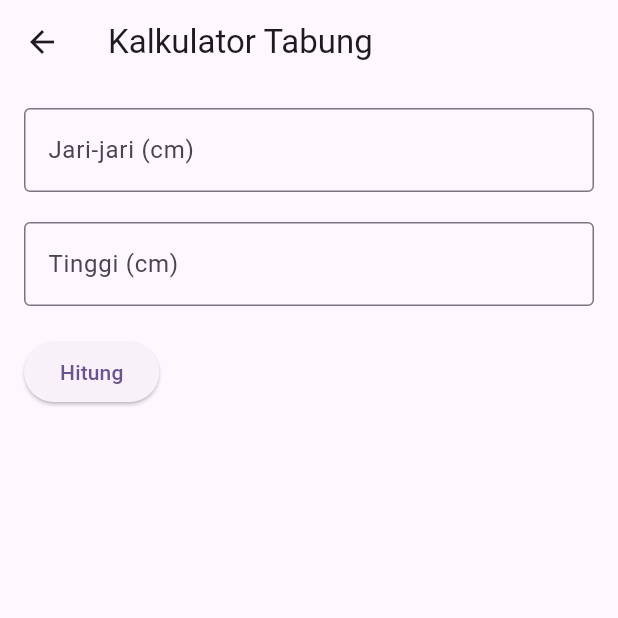
After one commit to SRP02/Belajar_Dicubit, a Flutter app: the LayarPilihanBangun screen opened directly, after a tap on "Tabung", on a phone screen of 412 x 824 dp, the top half of it. The commit adds this screen. Run offline on Flutter 3.47's test engine with Material 3 defaults, Android fonts, the phone set to English and light mode, and no system bars; our stand-ins replace flutter_bloc.

Commit message:
Feat:[PA] Kalkulator Bangun Ruang

```diff
--- /dev/null
+++ b/lib/bangunRuang_cubit/bangunRuang_cubit.dart
@@ -0,0 +1,70 @@
+import 'package:flutter/material.dart';
+import 'kubus.dart';
+import 'bola.dart';
+import 'tabung.dart';
+import 'kerucut.dart';
+
+
+class kalkulator_bangun_ruang extends StatelessWidget {
+  @override
+  Widget build(BuildContext context) {
+    return MaterialApp(
+      title: 'Kalkulator Bangun Ruang',
+      theme: ThemeData(
+        primarySwatch: Colors.green,
+      ),
+      home: LayarPilihanBangun(),
+    );
+  }
+}
+
+class LayarPilihanBangun extends StatelessWidget {
+  @override
+  Widget build(BuildContext context) {
+    return Scaffold(
+      appBar: AppBar(
+        title: Text('Kalkulator Bangun Ruang'),
+      ),
+      body: ListView(
+        children: <Widget>[
+          ListTile(
+            title: Text('Kubus'),
+            onTap: () {
+              Navigator.push(
+                context,
+                MaterialPageRoute(builder: (context) => LayarKubus()),
+              );
+            },
+          ),
+          ListTile(
+            title: Text('Bola'),
+            onTap: () {
+              Navigator.push(
+                context,
+                MaterialPageRoute(builder: (context) => LayarBola()),
+              );
+            },
+          ),
+          ListTile(
+            title: Text('Tabung'),
+            onTap: () {
+              Navigator.push(
+                context,
+                MaterialPageRoute(builder: (context) => LayarTabung()),
+              );
+            },
+          ),
+          ListTile(
+            title: Text('Kerucut'),
+            onTap: () {
+              Navigator.push(
+                context,
+                MaterialPageRoute(builder: (context) => LayarKerucut()),
+              );
+            },
+          ),
+        ],
+      ),
+    );
+  }
+}
--- /dev/null
+++ b/lib/bangunRuang_cubit/tabung.dart
@@ -0,0 +1,73 @@
+import 'package:flutter/material.dart';
+import 'dart:math';
+
+class LayarTabung extends StatefulWidget {
+  @override
+  _LayarTabungState createState() => _LayarTabungState();
+}
+
+class _LayarTabungState extends State<LayarTabung> {
+  final _controllerJariJari = TextEditingController();
+  final _controllerTinggi = TextEditingController();
+  double? _volume;
+  double? _luasPermukaan;
+
+  void _hitung() {
+    final jariJari = double.tryParse(_controllerJariJari.text);
+    final tinggi = double.tryParse(_controllerTinggi.text);
+    if (jariJari != null && tinggi != null) {
+      setState(() {
+        _volume = pi * pow(jariJari, 2) * tinggi;
+        _luasPermukaan = 2 * pi * jariJari * (tinggi + jariJari);
+      });
+    }
+  }
+
+  @override
+  Widget build(BuildContext context) {
+    return Scaffold(
+      appBar: AppBar(
+        title: Text('Kalkulator Tabung'),
+      ),
+      body: Padding(
+        padding: EdgeInsets.all(16.0),
+        child: Column(
+          crossAxisAlignment: CrossAxisAlignment.start,
+          children: [
+            TextField(
+              controller: _controllerJariJari,
+              decoration: InputDecoration(
+                labelText: 'Jari-jari (cm)',
+                border: OutlineInputBorder(),
+              ),
+              keyboardType: TextInputType.number,
+            ),
+            SizedBox(height: 20),
+            TextField(
+              controller: _controllerTinggi,
+              decoration: InputDecoration(
+                labelText: 'Tinggi (cm)',
+                border: OutlineInputBorder(),
+              ),
+              keyboardType: TextInputType.number,
+            ),
+            SizedBox(height: 20),
+            ElevatedButton(
+              onPressed: _hitung,
+              child: Text('Hitung'),
+            ),
+            if (_volume != null && _luasPermukaan != null)
+              Column(
+                crossAxisAlignment: CrossAxisAlignment.start,
+                children: [
+                  SizedBox(height: 20),
+                  Text('Volume: ${_volume!.toStringAsFixed(2)} cm³'),
+                  Text('Luas Permukaan: ${_luasPermukaan!.toStringAsFixed(2)} cm²'),
+                ],
+              ),
+          ],
+        ),
+      ),
+    );
+  }
+}
--- a/lib/main.dart
+++ b/lib/main.dart
@@ -1,4 +1,5 @@
 import 'package:flutter/material.dart';
+import 'package:project_belajar_cubit/bangunRuang_cubit/bangunRuang_cubit.dart';
 import 'package:project_belajar_cubit/bangundatar_cubit/shapeCalculator_cubit.dart';
 import 'package:project_belajar_cubit/landing_page.dart';
 
@@ -22,6 +23,7 @@ class MyApp extends StatelessWidget {
       routes: {
         '/': (context) => const LandingPage(),
         '/shape_calculator': (context) => ShapeCalculatorApp(),
+        '/Kalkulator_bangunRuang': (context) => kalkulator_bangun_ruang(),
       },
     );
   }
--- a/pubspec.yaml
+++ b/pubspec.yaml
@@ -19,7 +19,7 @@ publish_to: 'none' # Remove this line if you wish to publish to pub.dev
 version: 1.0.0+1
 
 environment:
-  sdk: ^3.6.0-26.0.dev
+  sdk: ^3.4.0-26.0.dev
 
 # Dependencies specify other packages that your package needs in order to work.
 # To automatically upgrade your package dependencies to the latest versions
```
Also changed, not shown: lib/bangunRuang_cubit/bola.dart (added, +62 -0 lines), lib/bangunRuang_cubit/kerucut.dart (added, +74 -0 lines), lib/bangunRuang_cubit/kubus.dart (added, +61 -0 lines), pubspec.lock.
